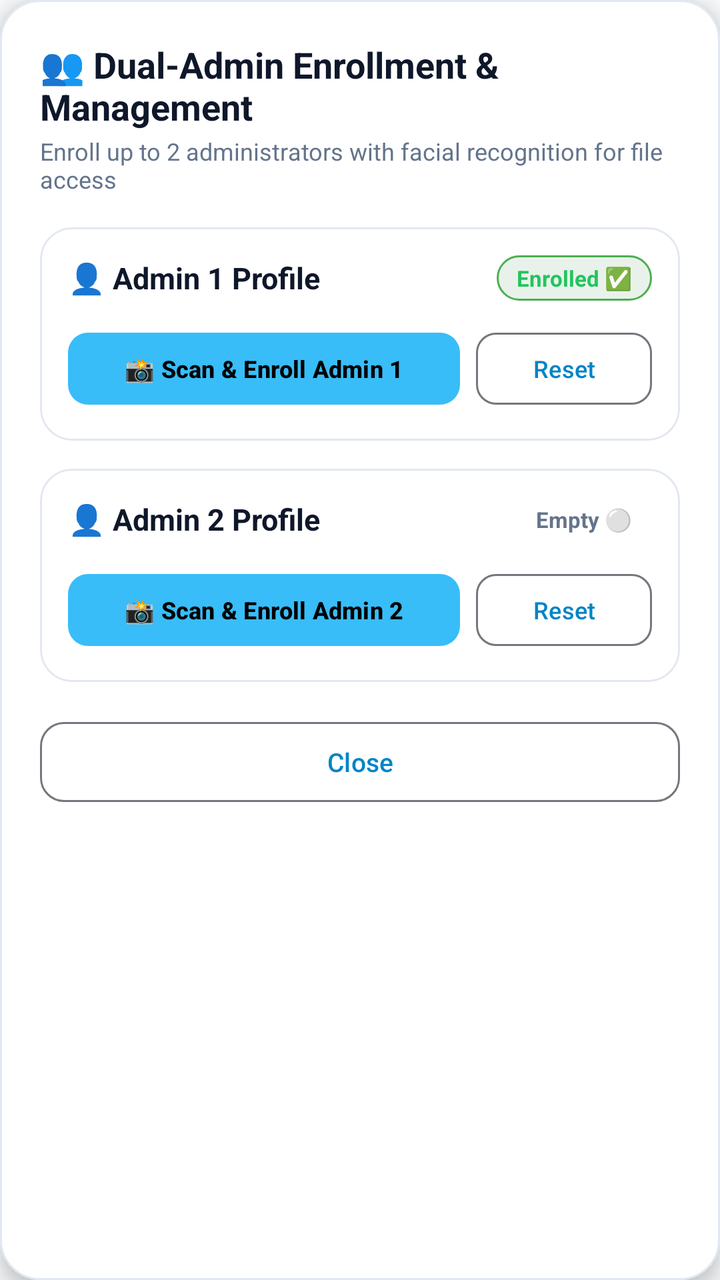
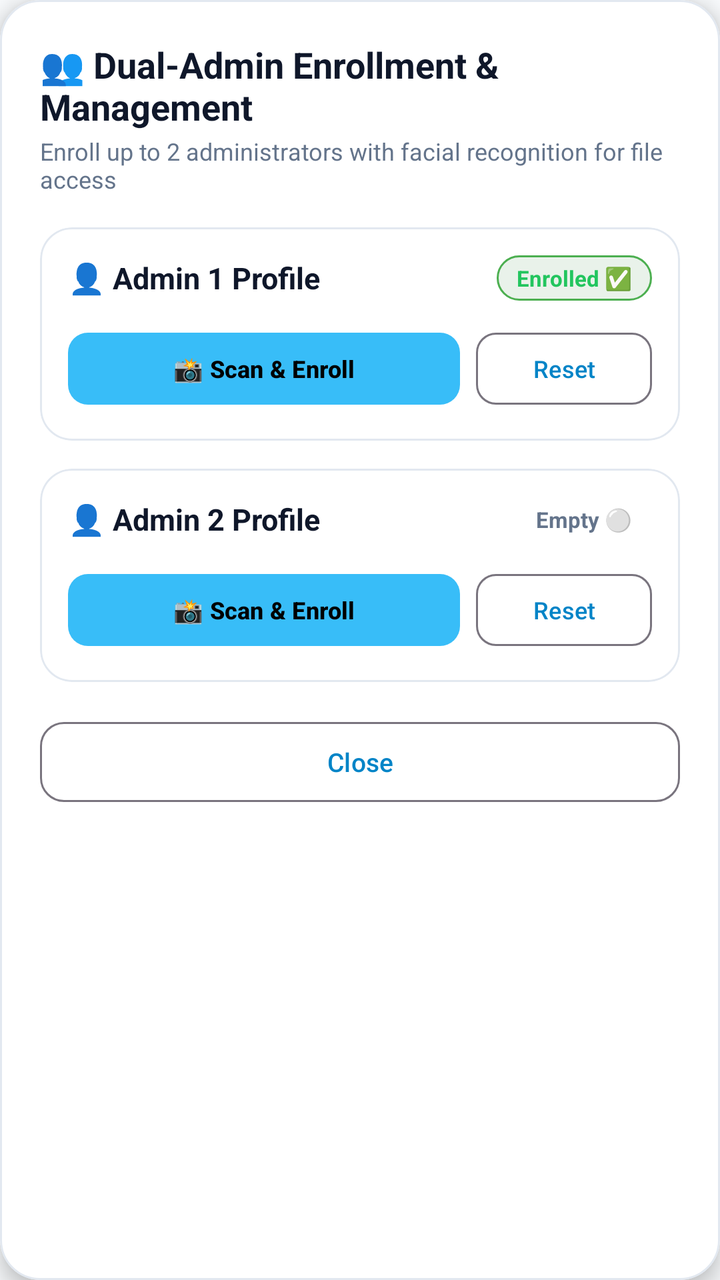

Screens rendered from an Android XML layout before and after an edit, with the pre-edit source and the edit as a unified diff.
<!-- AndroidManifest.xml: application theme Theme.HoneyfileSecurity -->
<!-- res/layout/dialog_admin_management.xml -->
<?xml version="1.0" encoding="utf-8"?>
<com.google.android.material.card.MaterialCardView xmlns:android="http://schemas.android.com/apk/res/android"
    xmlns:app="http://schemas.android.com/apk/res-auto"
    android:layout_width="match_parent"
    android:layout_height="wrap_content"
    android:layout_margin="16dp"
    app:cardBackgroundColor="?attr/appCardColor"
    app:cardCornerRadius="20dp"
    app:cardElevation="6dp"
    app:strokeColor="?attr/appCardStrokeColor"
    app:strokeWidth="1dp">

    <LinearLayout
        android:layout_width="match_parent"
        android:layout_height="wrap_content"
        android:orientation="vertical"
        android:padding="20dp">

        <TextView
            android:layout_width="wrap_content"
            android:layout_height="wrap_content"
            android:text="👥 Dual-Admin Enrollment &amp; Management"
            android:textColor="?attr/appTextColorPrimary"
            android:textSize="18sp"
            android:textStyle="bold" />

        <TextView
            android:layout_width="wrap_content"
            android:layout_height="wrap_content"
            android:text="Enroll up to 2 administrators with facial recognition for file access"
            android:textColor="?attr/appTextColorSecondary"
            android:textSize="12sp"
            android:layout_marginTop="2dp"
            android:layout_marginBottom="16dp" />

        
        <com.google.android.material.card.MaterialCardView
            android:layout_width="match_parent"
            android:layout_height="wrap_content"
            android:layout_marginBottom="14dp"
            app:cardBackgroundColor="?attr/appCardColor"
            app:cardCornerRadius="16dp"
            app:cardElevation="0dp"
            app:strokeColor="?attr/appCardStrokeColor"
            app:strokeWidth="1dp">

            <LinearLayout
                android:layout_width="match_parent"
                android:layout_height="wrap_content"
                android:orientation="vertical"
                android:padding="14dp">

                <LinearLayout
                    android:layout_width="match_parent"
                    android:layout_height="wrap_content"
                    android:orientation="horizontal"
                    android:gravity="center_vertical">

                    <LinearLayout
                        android:layout_width="0dp"
                        android:layout_height="wrap_content"
                        android:layout_weight="1"
                        android:orientation="vertical">

                        <TextView
                            android:layout_width="wrap_content"
                            android:layout_height="wrap_content"
                            android:text="👤 Admin 1 Profile"
                            android:textColor="?attr/appTextColorPrimary"
                            android:textSize="15sp"
                            android:textStyle="bold" />

                        <TextView
                            android:id="@+id/tvAdmin1Email"
                            android:layout_width="wrap_content"
                            android:layout_height="wrap_content"
                            android:text="📧 No email registered"
                            android:textColor="?attr/appTextColorSecondary"
                            android:textSize="11sp"
                            android:visibility="gone"
                            android:ellipsize="end"
                            android:maxLines="1"
                            android:layout_marginTop="2dp" />

                    </LinearLayout>

                    <TextView
                        android:id="@+id/tvAdmin1Status"
                        android:layout_width="wrap_content"
                        android:layout_height="wrap_content"
                        android:text="Enrolled ✅"
                        android:textColor="@color/success_green"
                        android:textSize="11sp"
                        android:textStyle="bold"
                        android:paddingHorizontal="10dp"
                        android:paddingVertical="4dp"
                        android:background="@drawable/badge_rounded_green" />

                </LinearLayout>

                <LinearLayout
                    android:layout_width="match_parent"
                    android:layout_height="wrap_content"
                    android:orientation="horizontal"
                    android:layout_marginTop="12dp">

                    <com.google.android.material.button.MaterialButton
                        android:id="@+id/btnEnrollAdmin1"
                        android:layout_width="0dp"
                        android:layout_height="44dp"
                        android:layout_weight="1"
                        android:text="📸 Scan &amp; Enroll Admin 1"
                        android:textColor="@color/black"
                        android:textSize="12sp"
                        android:textStyle="bold"
                        app:backgroundTint="@color/primary_accent"
                        app:cornerRadius="10dp" />

                    <com.google.android.material.button.MaterialButton
                        android:id="@+id/btnClearAdmin1"
                        style="@style/Widget.Material3.Button.OutlinedButton"
                        android:layout_width="wrap_content"
                        android:layout_height="44dp"
                        android:layout_marginStart="8dp"
                        android:text="Reset"
                        android:textSize="12sp"
                        app:cornerRadius="10dp" />

                </LinearLayout>

            </LinearLayout>
        </com.google.android.material.card.MaterialCardView>

        
        <com.google.android.material.card.MaterialCardView
            android:layout_width="match_parent"
            android:layout_height="wrap_content"
            android:layout_marginBottom="16dp"
            app:cardBackgroundColor="?attr/appCardColor"
            app:cardCornerRadius="16dp"
            app:cardElevation="0dp"
            app:strokeColor="?attr/appCardStrokeColor"
            app:strokeWidth="1dp">

            <LinearLayout
                android:layout_width="match_parent"
                android:layout_height="wrap_content"
                android:orientation="vertical"
                android:padding="14dp">

                <LinearLayout
                    android:layout_width="match_parent"
                    android:layout_height="wrap_content"
                    android:orientation="horizontal"
                    android:gravity="center_vertical">

                    <LinearLayout
                        android:layout_width="0dp"
                        android:layout_height="wrap_content"
                        android:layout_weight="1"
                        android:orientation="vertical">

                        <TextView
                            android:layout_width="wrap_content"
                            android:layout_height="wrap_content"
                            android:text="👤 Admin 2 Profile"
                            android:textColor="?attr/appTextColorPrimary"
                            android:textSize="15sp"
                            android:textStyle="bold" />

                        <TextView
                            android:id="@+id/tvAdmin2Email"
                            android:layout_width="wrap_content"
                            android:layout_height="wrap_content"
                            android:text="📧 No email registered"
                            android:textColor="?attr/appTextColorSecondary"
                            android:textSize="11sp"
                            android:visibility="gone"
                            android:ellipsize="end"
                            android:maxLines="1"
                            android:layout_marginTop="2dp" />

                    </LinearLayout>

                    <TextView
                        android:id="@+id/tvAdmin2Status"
                        android:layout_width="wrap_content"
                        android:layout_height="wrap_content"
                        android:text="Empty ⚪"
                        android:textColor="?attr/appTextColorSecondary"
                        android:textSize="11sp"
                        android:textStyle="bold"
                        android:paddingHorizontal="10dp"
                        android:paddingVertical="4dp" />

                </LinearLayout>

                <LinearLayout
                    android:layout_width="match_parent"
                    android:layout_height="wrap_content"
                    android:orientation="horizontal"
                    android:layout_marginTop="12dp">

                    <com.google.android.material.button.MaterialButton
                        android:id="@+id/btnEnrollAdmin2"
                        android:layout_width="0dp"
                        android:layout_height="44dp"
                        android:layout_weight="1"
                        android:text="📸 Scan &amp; Enroll Admin 2"
                        android:textColor="@color/black"
                        android:textSize="12sp"
                        android:textStyle="bold"
                        app:backgroundTint="@color/primary_accent"
                        app:cornerRadius="10dp" />

                    <com.google.android.material.button.MaterialButton
                        android:id="@+id/btnClearAdmin2"
                        style="@style/Widget.Material3.Button.OutlinedButton"
                        android:layout_width="wrap_content"
                        android:layout_height="44dp"
                        android:layout_marginStart="8dp"
                        android:text="Reset"
                        android:textSize="12sp"
                        app:cornerRadius="10dp" />

                </LinearLayout>

            </LinearLayout>
        </com.google.android.material.card.MaterialCardView>

        
        <com.google.android.material.button.MaterialButton
            android:id="@+id/btnCloseAdminMgmt"
            style="@style/Widget.Material3.Button.OutlinedButton"
            android:layout_width="match_parent"
            android:layout_height="48dp"
            android:text="Close"
            android:textSize="13sp"
            app:cornerRadius="12dp" />

    </LinearLayout>

</com.google.android.material.card.MaterialCardView>
<!-- resources referenced by this layout -->
<resources>
  <color name="black">#FF000000</color>
  <color name="primary_accent">#38BDF8</color>
  <color name="success_green">#22C55E</color>
  <!-- drawable badge_rounded_green (drawable) -->
  <?xml version="1.0" encoding="utf-8"?>
  <shape xmlns:android="http://schemas.android.com/apk/res/android"
      android:shape="rectangle">
      <solid android:color="#1A2E7D32" />
      <corners android:radius="20dp" />
      <stroke
          android:width="1dp"
          android:color="#4CAF50" />
  </shape>
  <style name="Theme.HoneyfileSecurity" parent="Theme.Material3.DayNight.NoActionBar">
          <item name="colorPrimary">@color/primary_accent_light</item>
          <item name="colorOnPrimary">@color/white</item>
          <item name="colorSecondary">@color/teal_700</item>
          <item name="android:statusBarColor">@color/light_bg</item>
          <item name="android:windowBackground">@color/light_bg</item>
  
          
          <item name="appBackgroundColor">@color/light_bg</item>
          <item name="appCardColor">@color/light_card_bg</item>
          <item name="appCardStrokeColor">@color/light_card_stroke</item>
          <item name="appTextColorPrimary">@color/light_text_primary</item>
          <item name="appTextColorSecondary">@color/light_text_secondary</item>
      </style>
  <color name="primary_accent_light">#0284C7</color>
  <color name="white">#FFFFFFFF</color>
  <color name="teal_700">#FF018786</color>
  <color name="light_bg">#F8FAFC</color>
  <color name="light_card_bg">#FFFFFF</color>
  <color name="light_card_stroke">#E2E8F0</color>
  <color name="light_text_primary">#0F172A</color>
  <color name="light_text_secondary">#64748B</color>
</resources>

<!-- the commit's change to res/layout/dialog_admin_management.xml (unified diff, before → after) -->
@@ -107,12 +107,15 @@
                     <com.google.android.material.button.MaterialButton
                         android:id="@+id/btnEnrollAdmin1"
                         android:layout_width="0dp"
-                        android:layout_height="44dp"
-                        android:layout_weight="1"
-                        android:text="📸 Scan &amp; Enroll Admin 1"
+                        android:layout_height="wrap_content"
+                        android:minHeight="44dp"
+                        android:layout_weight="1"
+                        android:text="📸 Scan &amp; Enroll"
                         android:textColor="@color/black"
                         android:textSize="12sp"
                         android:textStyle="bold"
+                        app:insetTop="0dp"
+                        app:insetBottom="0dp"
                         app:backgroundTint="@color/primary_accent"
                         app:cornerRadius="10dp" />
 
@@ -120,10 +123,13 @@
                         android:id="@+id/btnClearAdmin1"
                         style="@style/Widget.Material3.Button.OutlinedButton"
                         android:layout_width="wrap_content"
-                        android:layout_height="44dp"
+                        android:layout_height="wrap_content"
+                        android:minHeight="44dp"
                         android:layout_marginStart="8dp"
                         android:text="Reset"
                         android:textSize="12sp"
+                        app:insetTop="0dp"
+                        app:insetBottom="0dp"
                         app:cornerRadius="10dp" />
 
                 </LinearLayout>
@@ -204,12 +210,15 @@
                     <com.google.android.material.button.MaterialButton
                         android:id="@+id/btnEnrollAdmin2"
                         android:layout_width="0dp"
-                        android:layout_height="44dp"
-                        android:layout_weight="1"
-                        android:text="📸 Scan &amp; Enroll Admin 2"
+                        android:layout_height="wrap_content"
+                        android:minHeight="44dp"
+                        android:layout_weight="1"
+                        android:text="📸 Scan &amp; Enroll"
                         android:textColor="@color/black"
                         android:textSize="12sp"
                         android:textStyle="bold"
+                        app:insetTop="0dp"
+                        app:insetBottom="0dp"
                         app:backgroundTint="@color/primary_accent"
                         app:cornerRadius="10dp" />
 
@@ -217,10 +226,13 @@
                         android:id="@+id/btnClearAdmin2"
                         style="@style/Widget.Material3.Button.OutlinedButton"
                         android:layout_width="wrap_content"
-                        android:layout_height="44dp"
+                        android:layout_height="wrap_content"
+                        android:minHeight="44dp"
                         android:layout_marginStart="8dp"
                         android:text="Reset"
                         android:textSize="12sp"
+                        app:insetTop="0dp"
+                        app:insetBottom="0dp"
                         app:cornerRadius="10dp" />
 
                 </LinearLayout>
